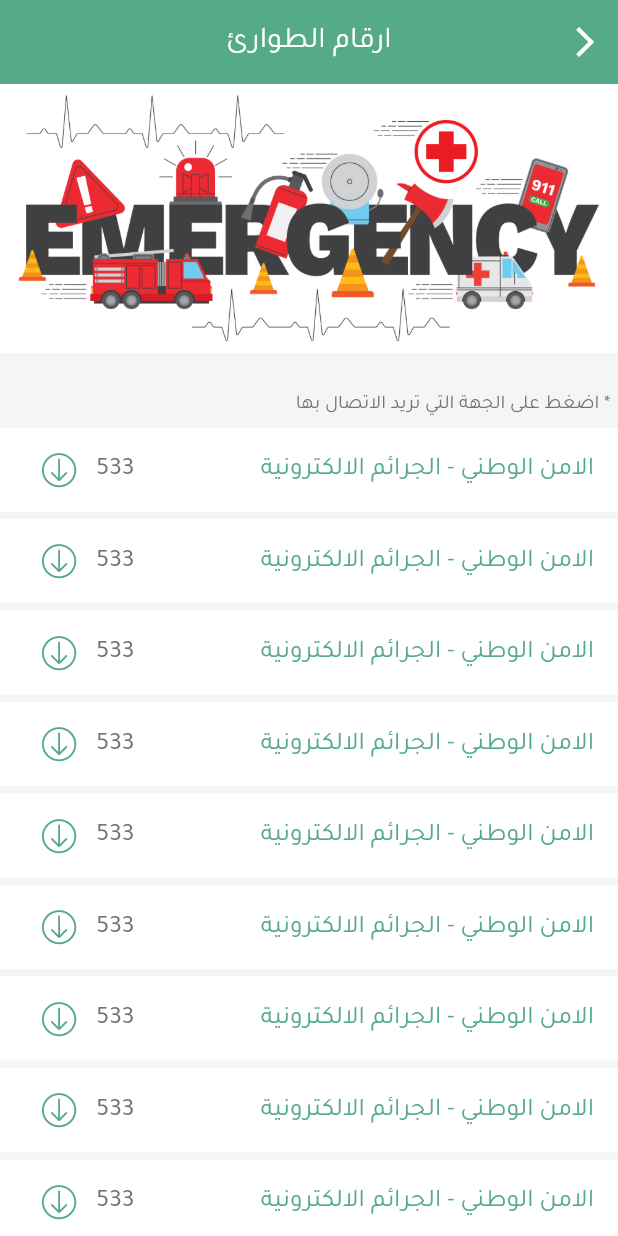
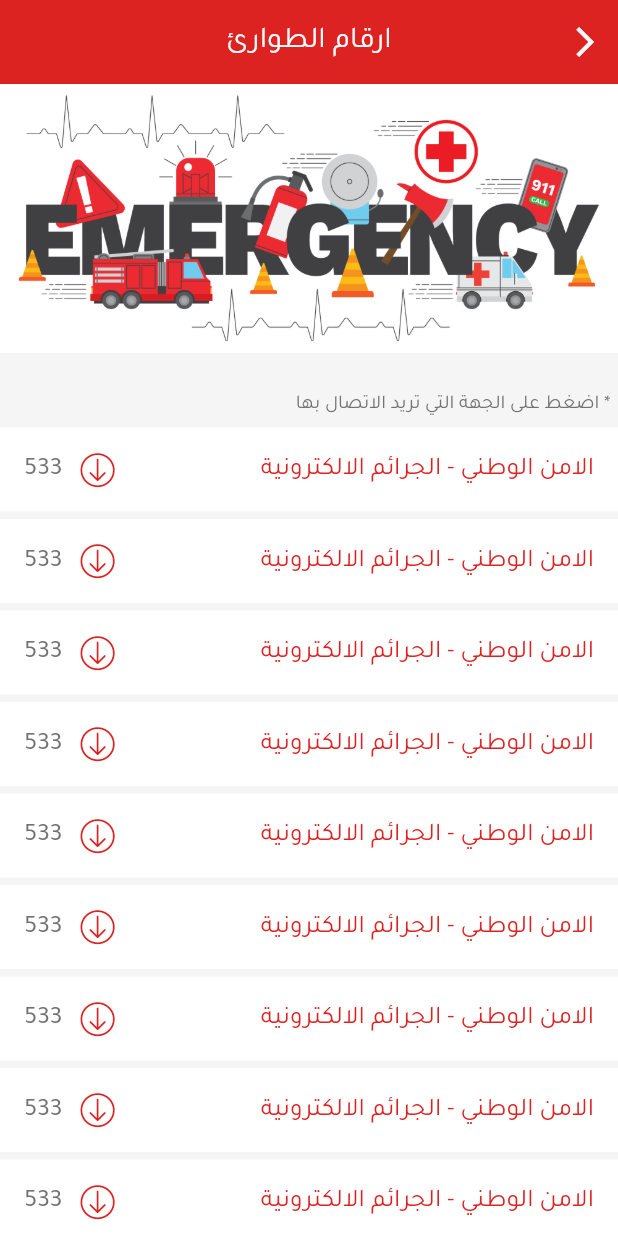
Before and after one commit to MuhmdHsn313/IQ-Home, a Flutter app: the EmergencyScreen screen opened directly, on a phone screen of 412 x 824 dp. Run offline on Flutter 3.47's test engine with Material 2 defaults, Android fonts, the phone set to English and light mode, and no system bars; our stand-ins replace bloc, cached_network_image, data_connection_checker, equatable, flutter_bloc, flutter_spinkit and 2 more; missing offline and left inert: date_time_format; accounts and stored records are empty.

Commit message:
Update emergency theme, update `TipCard` widget.

```diff
--- a/lib/src/screens/emergency_screen.dart
+++ b/lib/src/screens/emergency_screen.dart
@@ -9,12 +9,15 @@ class EmergencyScreen extends StatelessWidget {
         elevation: 0.0,
         centerTitle: true,
         title: Text("ارقام الطوارئ"),
+        backgroundColor: Theme.of(context).errorColor,
         leading: IconButton(
           onPressed: () => Navigator.pop(context),
           icon: Icon(Icons.arrow_back_ios),
         ),
       ),
-      body: Column(
+      body: SingleChildScrollView(
+        physics: BouncingScrollPhysics(),
+        child: Column(
           crossAxisAlignment: CrossAxisAlignment.start,
           children: <Widget>[
             Padding(
@@ -38,17 +41,17 @@ class EmergencyScreen extends StatelessWidget {
                     .copyWith(color: Theme.of(context).disabledColor),
               ),
             ),
-          Expanded(
-            child: ListView.separated(
-              physics: BouncingScrollPhysics(),
-              itemBuilder: (context, index) => EmergencyNumber(),
-              separatorBuilder: (context, index) => SizedBox(
-                height: 5,
+            ...List<Widget>.generate(
+              10 * 2,
+                  (index) {
+                if (index % 2 == 0)
+                  return EmergencyNumber();
+                return SizedBox(height: 5);
+              },
             ),
-              itemCount: 10,
+            SizedBox(height: 10),
+          ],
         ),
-          )
-        ],
       ),
     );
   }
--- a/lib/src/utils/app_theme.dart
+++ b/lib/src/utils/app_theme.dart
@@ -10,6 +10,7 @@ class AppTheme {
   static const Color articleBackgroundColor = Color(0xff8D8D8D);
   static const Color disabledColor = Color(0xff727272);
   static const Color unselectedColor = Color(0xffDADADA);
+  static const Color errorColor = Color(0xffDD2222);
 
   static ThemeData lightTheme = new ThemeData(
     primaryColor: primaryColor,
@@ -21,6 +22,7 @@ class AppTheme {
     accentColor: highlightColor,
     disabledColor: disabledColor,
     cardColor: cardColor,
+    errorColor: errorColor,
     unselectedWidgetColor: unselectedColor,
     primaryTextTheme: TextTheme(
         bodyText1: TextStyle(
--- a/lib/src/widgets/emergency_number.dart
+++ b/lib/src/widgets/emergency_number.dart
@@ -12,11 +12,20 @@ class EmergencyNumber extends StatelessWidget {
       child: ListTile(
         title: Text(
           'الامن الوطني - الجرائم الالكترونية',
-          style: Theme.of(context).textTheme.subtitle1,
+          style: Theme.of(context).textTheme.subtitle1.copyWith(
+                color: Theme.of(context).errorColor,
+              ),
         ),
         trailing: Row(
           mainAxisSize: MainAxisSize.min,
           children: [
+            IconButton(
+              icon: Icon(
+                IQHomeIcons.arrow_down_circle,
+                color: Theme.of(context).errorColor,
+              ),
+              onPressed: () {},
+            ),
             Text(
               '533',
               style: Theme.of(context)
@@ -24,13 +33,6 @@ class EmergencyNumber extends StatelessWidget {
                   .subtitle1
                   .copyWith(color: AppTheme.textColor2),
             ),
-            IconButton(
-              icon: Icon(
-                IQHomeIcons.arrow_down_circle,
-                color: Theme.of(context).primaryColor,
-              ),
-              onPressed: () {},
-            ),
           ],
         ),
       ),
--- a/lib/src/widgets/tip_card.dart
+++ b/lib/src/widgets/tip_card.dart
@@ -31,12 +31,14 @@ class TipCard extends StatelessWidget {
           Expanded(
             flex: 4,
             child: Container(
+              padding: EdgeInsets.all(8.0),
+              width: MediaQuery.of(context).size.width,
               decoration: BoxDecoration(
                 borderRadius: BorderRadius.vertical(top: Radius.circular(25)),
-                image: DecorationImage(
-                  image: CachedNetworkImageProvider(tip.cover),
-                  fit: BoxFit.cover,
-                ),
+                color: Theme.of(context).highlightColor,
+              ),
+              child: Image(
+                image: CachedNetworkImageProvider(tip.cover),
               ),
             ),
           ),
```
Lines whose indentation alone changed are shown as unchanged.
